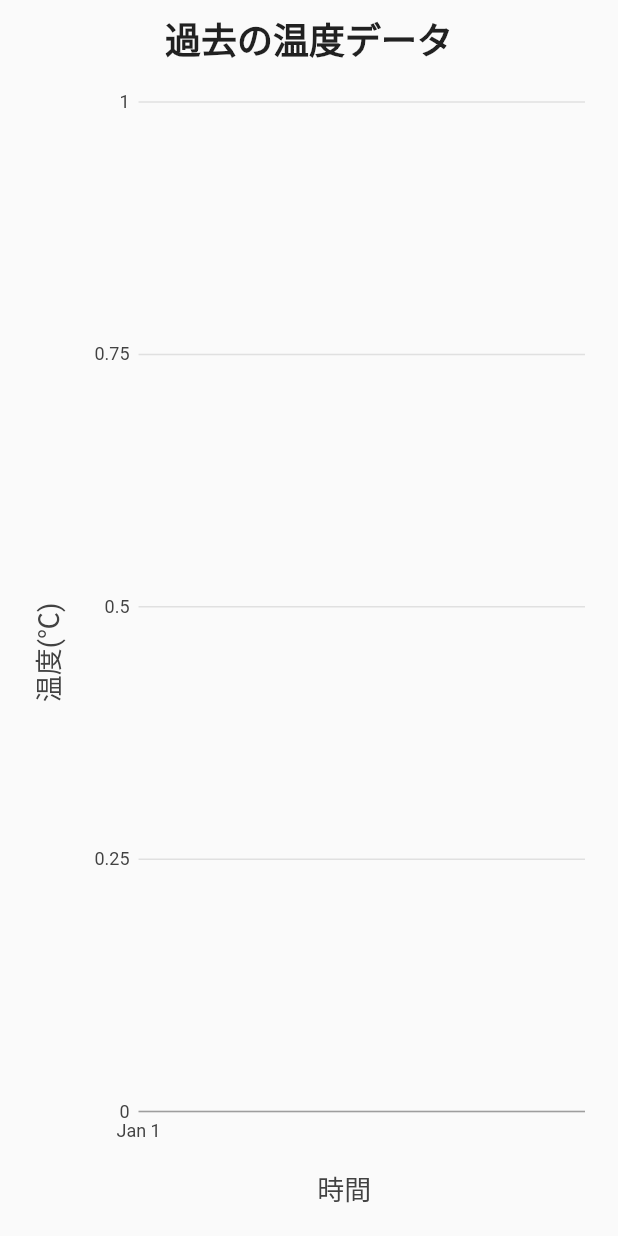
After one commit to agriculture-x-iot/Agrimaster_app, a Flutter app: the TempGraph screen opened directly, on a phone screen of 412 x 824 dp. The commit adds this screen. Run offline on Flutter 3.47's test engine with Material 2 defaults, Android fonts, the phone set to English and light mode, and no system bars; our stand-ins replace charts_flutter, cloud_firestore, firebase_auth, firebase_messaging, font_awesome_flutter, shared_preferences; accounts and stored records are empty.

Commit message:
温度・湿度グラフの実装、タブ増やした

```diff
--- /dev/null
+++ b/lib/screens/Home/TabWidget/hum.dart
@@ -0,0 +1,16 @@
+import 'package:cloud_firestore/cloud_firestore.dart';
+
+class Sales {
+  final int hum;
+  final Timestamp date;
+  Sales(this.hum,this.date);
+
+  Sales.fromMap(Map<String, dynamic> map)
+      : assert(map['hum'] != null),
+        assert(map['date'] != null),
+        hum = map['hum'],
+        date = map['date'];
+
+  @override
+  String toString() => "Record<$hum:$date>";
+}
--- /dev/null
+++ b/lib/screens/Home/TabWidget/temp.dart
@@ -0,0 +1,16 @@
+import 'package:cloud_firestore/cloud_firestore.dart';
+
+class Sales {
+  final int tmp;
+  final Timestamp date;
+  Sales(this.tmp,this.date);
+
+  Sales.fromMap(Map<String, dynamic> map)
+      : assert(map['tmp'] != null),
+        assert(map['date'] != null),
+        tmp = map['tmp'],
+        date = map['date'];
+
+  @override
+  String toString() => "Record<$tmp:$date>";
+}
--- /dev/null
+++ b/lib/screens/Home/TabWidget/tempGraph.dart
@@ -0,0 +1,140 @@
+import 'package:cloud_firestore/cloud_firestore.dart';
+import 'package:firebase_auth/firebase_auth.dart';
+import 'package:flutter/material.dart';
+import 'package:charts_flutter/flutter.dart' as charts;
+import 'temp.dart';
+
+class TempGraph extends StatefulWidget {
+  @override
+  _GraphState createState() {
+    return _GraphState();
+  }
+}
+
+class _GraphState extends State<TempGraph> {
+
+  final FirebaseAuth _auth = FirebaseAuth.instance;
+  var uid;
+
+  void get() async{
+    FirebaseUser user = await _auth.currentUser();
+
+    if(mounted){
+      setState(() {
+        uid = user.uid;
+      });
+    }
+  }
+
+  List<charts.Series<Sales, DateTime>> _seriesBarData;
+  List<Sales> mydata;
+  _generateData(mydata) {
+    _seriesBarData = List<charts.Series<Sales, DateTime>>();
+    _seriesBarData.add(
+      charts.Series(
+        domainFn: (Sales sales, _) => sales.date.toDate(),   // X軸
+        measureFn: (Sales sales, _) => sales.tmp,   // Y軸
+        colorFn: (Sales sales, _) =>  charts.ColorUtil.fromDartColor(Colors.green),
+        id: 'Sales',
+        data: mydata,
+        labelAccessorFn: (Sales row, _) => "${row.date}",
+      ),
+    );
+  }
+
+
+  @override
+  Widget build(BuildContext context) {
+    return Scaffold(
+      body: _buildBody(context),
+    );
+  }
+
+  Widget _buildBody(BuildContext context) {
+
+    if(uid == null){
+    get();
+   }
+
+    print(uid);
+
+    return StreamBuilder<QuerySnapshot>(
+
+      stream: Firestore.instance
+      .collection('Users')
+      .document(uid)
+      .collection('HouseData')
+      .orderBy('date', descending: true)
+      .snapshots(),
+      builder: (context, snapshot) {
+        if (!snapshot.hasData) {
+          return Text('Loading...');
+        }
+        if (snapshot.hasError) {
+          return LinearProgressIndicator();
+        } else {
+          print(snapshot);
+          List<Sales> graphTmp = snapshot.data.documents
+              .map((documentSnapshot) => Sales.fromMap(documentSnapshot.data))
+              .toList();
+          return _buildChart(context, graphTmp);
+        }
+      },
+    );
+  }
+
+  Widget _buildChart(BuildContext context, List<Sales> saledata) {
+    mydata = saledata;
+    _generateData(mydata);
+    return Padding(
+      padding: EdgeInsets.all(8.0),
+      child: Container(
+        child: Center(
+          child: Column(
+            children: <Widget>[
+              Text(
+                '過去の温度データ',
+                style: TextStyle(fontSize: 24.0, fontWeight: FontWeight.bold),
+              ),
+              SizedBox(
+                height: 10.0,
+              ),
+              Expanded(
+                child: charts.TimeSeriesChart(_seriesBarData,
+                    animate: true,
+                    animationDuration: Duration(seconds:1),
+
+                    defaultRenderer: charts.LineRendererConfig(),
+
+                    customSeriesRenderers: [
+                      charts.PointRendererConfig(
+                        // ID used to link series to this renderer.
+                        customRendererId: 'sales')
+                    ],
+
+                     behaviors: [
+                      charts.ChartTitle('時間',
+                        behaviorPosition: charts.BehaviorPosition.bottom,
+                        titleOutsideJustification:charts.OutsideJustification.middleDrawArea),
+                      charts.ChartTitle('温度(℃)',
+                        behaviorPosition: charts.BehaviorPosition.start,
+                        titleOutsideJustification: charts.OutsideJustification.middleDrawArea),
+                     ]
+
+                     /*behaviors: [
+                      new charts.DatumLegend(
+                        entryTextStyle: charts.TextStyleSpec(
+                            //color: charts.MaterialPalette.purple.shadeDefault,
+                            fontFamily: 'Georgia',
+                            fontSize: 18),
+                      )
+                    ],*/
+                  ),
+              ),
+            ],
+          ),
+        ),
+      ),
+    );
+  }
+}
--- a/lib/screens/SignUp/index.dart
+++ b/lib/screens/SignUp/index.dart
@@ -115,8 +115,8 @@ class _RegistrationState extends State<Registration> {
                   child: const Text("戻る"),
                   onPressed: () {
                     // ログイン画面へ戻る
-                    //Navigator.of(context).pop();
-                    Navigator.of(context).pushNamed("/login");
+                    Navigator.of(context).pop();
+                    //Navigator.of(context).pushNamed("/login");
                   },
                 ),
                 )
```
Also changed, not shown: lib/screens/Home/TabWidget/graph.dart (deleted, +0 -138 lines), lib/screens/Home/TabWidget/humGraph.dart (added, +141 -0 lines), lib/screens/Home/TabWidget/index.dart (+18 -13 lines), lib/screens/Home/home.dart (+6 -3 lines), 1 other file.
